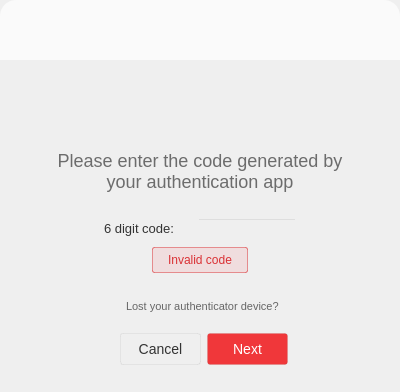
meganz/MEGAsync, file src/MEGASync/gui/macx/GuestWidget.ui: the form before one commit.
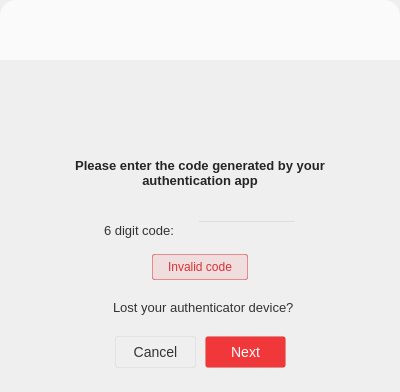
The form after the commit. The open tabs and pages were chosen to show the change. Icons and pictures are not drawn. Custom widgets are drawn as their Qt base class.

Commit message: Revamp layout and minor fixes for macOS

What changed in the file:
```diff
--- a/src/MEGASync/gui/macx/GuestWidget.ui
+++ b/src/MEGASync/gui/macx/GuestWidget.ui
@@ -79,16 +79,17 @@
 
 #lDesc
 {
-  font-family: &quot;Lato&quot;;
-  font-size: 18px;
-  color:rgba(51, 51, 51, 0.7);
+  color: rgba(0,0,0,0.85);
+  font-family: &quot;SF UI Text&quot;;
+  font-size: 13px;
+  font-weight: 500;
 }
 
 #lCode
 {
-    color: #333333;
-        font-family: &quot;Lato&quot;;
-        font-size: 13px;
+  color: #333333;
+  font-family: &quot;SF UI Text&quot;;
+  font-size: 13px;
 }
 
 #lDescLogin
@@ -122,9 +123,9 @@
 
 #lLostAuthCode
 {
-    color: #666666;
-        font-family: &quot;Lato&quot;;
-        font-size: 11px;
+  color: #333333;
+  font-family: &quot;SF UI Text&quot;;
+  font-size: 13px;
 }
 
 #bLogin::focus, #bCancel::focus, #bLogin::default
@@ -259,7 +260,7 @@
 </string>
      </property>
      <property name="currentIndex">
-      <number>0</number>
+      <number>5</number>
      </property>
      <widget class="QWidget" name="pLogin">
       <property name="minimumSize">
@@ -2093,6 +2094,39 @@
 image: none;</string>
       </property>
       <layout class="QVBoxLayout" name="verticalLayout_16">
+       <property name="spacing">
+        <number>15</number>
+       </property>
+       <property name="leftMargin">
+        <number>0</number>
+       </property>
+       <property name="topMargin">
+        <number>0</number>
+       </property>
+       <property name="rightMargin">
+        <number>0</number>
+       </property>
+       <property name="bottomMargin">
+        <number>0</number>
+       </property>
+       <item>
+        <widget class="QWidget" name="wUpperHeader" native="true">
+         <layout class="QVBoxLayout" name="verticalLayout_19">
+          <property name="spacing">
+           <number>36</number>
+          </property>
+          <property name="leftMargin">
+           <number>0</number>
+          </property>
+          <property name="topMargin">
+           <number>0</number>
+          </property>
+          <property name="rightMargin">
+           <number>0</number>
+          </property>
+          <property name="bottomMargin">
+           <number>0</number>
+          </property>
        <item>
         <widget class="QWidget" name="wHeader" native="true">
          <property name="styleSheet">
@@ -2103,7 +2137,7 @@
            <number>0</number>
           </property>
           <property name="topMargin">
-           <number>0</number>
+              <number>2</number>
           </property>
           <property name="rightMargin">
            <number>0</number>
@@ -2173,19 +2207,6 @@
          </layout>
         </widget>
        </item>
-       <item>
-        <spacer name="verticalSpacer_7">
-         <property name="orientation">
-          <enum>Qt::Vertical</enum>
-         </property>
-         <property name="sizeHint" stdset="0">
-          <size>
-           <width>20</width>
-           <height>40</height>
-          </size>
-         </property>
-        </spacer>
-       </item>
        <item>
         <widget class="QWidget" name="wDesc" native="true">
          <layout class="QHBoxLayout" name="horizontalLayout_3">
@@ -2206,6 +2227,9 @@
           </property>
           <item>
            <widget class="QLabel" name="lDesc">
+               <property name="styleSheet">
+                <string notr="true"/>
+               </property>
             <property name="text">
              <string>Please enter the code generated by your authentication app</string>
             </property>
@@ -2220,37 +2244,27 @@
          </layout>
         </widget>
        </item>
+         </layout>
+        </widget>
+       </item>
        <item>
         <widget class="QWidget" name="w2FACode" native="true">
          <layout class="QVBoxLayout" name="verticalLayout">
           <property name="spacing">
-           <number>9</number>
+           <number>14</number>
           </property>
           <property name="leftMargin">
            <number>0</number>
           </property>
           <property name="topMargin">
-           <number>4</number>
+           <number>15</number>
           </property>
           <property name="rightMargin">
            <number>0</number>
           </property>
           <property name="bottomMargin">
-           <number>3</number>
+           <number>0</number>
           </property>
-          <item>
-           <spacer name="verticalSpacer_5">
-            <property name="orientation">
-             <enum>Qt::Vertical</enum>
-            </property>
-            <property name="sizeHint" stdset="0">
-             <size>
-              <width>20</width>
-              <height>40</height>
-             </size>
-            </property>
-           </spacer>
-          </item>
           <item>
            <widget class="QWidget" name="wCode" native="true">
             <property name="minimumSize">
@@ -2439,20 +2453,26 @@
         </widget>
        </item>
        <item>
-        <spacer name="verticalSpacer_3">
-         <property name="orientation">
-          <enum>Qt::Vertical</enum>
-         </property>
-         <property name="sizeHint" stdset="0">
+        <widget class="QWidget" name="wLostAuthDevice" native="true">
+         <property name="minimumSize">
           <size>
-           <width>20</width>
-           <height>40</height>
+           <width>0</width>
+           <height>0</height>
           </size>
          </property>
-        </spacer>
-       </item>
-       <item>
-        <layout class="QHBoxLayout" name="horizontalLayout_13">
+         <layout class="QHBoxLayout" name="horizontalLayout_14">
+          <property name="leftMargin">
+           <number>0</number>
+          </property>
+          <property name="topMargin">
+           <number>0</number>
+          </property>
+          <property name="rightMargin">
+           <number>0</number>
+          </property>
+          <property name="bottomMargin">
+           <number>0</number>
+          </property>
          <item>
           <spacer name="horizontalSpacer_21">
            <property name="orientation">
@@ -2467,16 +2487,16 @@
           </spacer>
          </item>
          <item>
-          <widget class="QPushButton" name="wHelp">
+           <widget class="CocoaHelpButton" name="wHelp" native="true">
            <property name="minimumSize">
             <size>
-             <width>0</width>
+              <width>20</width>
              <height>0</height>
             </size>
            </property>
            <property name="maximumSize">
             <size>
-             <width>16777215</width>
+              <width>20</width>
              <height>16777215</height>
             </size>
            </property>
@@ -2484,17 +2504,13 @@
             <string notr="true">border: none;
    </string>
            </property>
-           <property name="text">
+            <property name="text" stdset="0">
             <string notr="true"/>
            </property>
-           <property name="icon">
-            <iconset resource="../Resources_linux.qrc">
-             <normaloff>:/images/help_ico.png</normaloff>:/images/help_ico.png</iconset>
-           </property>
-           <property name="iconSize">
+            <property name="iconSize" stdset="0">
             <size>
-             <width>24</width>
-             <height>24</height>
+              <width>-1</width>
+              <height>-1</height>
             </size>
            </property>
           </widget>
@@ -2509,7 +2525,7 @@
            </property>
            <property name="minimumSize">
             <size>
-             <width>187</width>
+              <width>200</width>
              <height>0</height>
             </size>
            </property>
@@ -2537,7 +2553,7 @@
           </widget>
          </item>
          <item>
-          <spacer name="horizontalSpacer_16">
+           <spacer name="horizontalSpacer_22">
            <property name="orientation">
             <enum>Qt::Horizontal</enum>
            </property>
@@ -2550,36 +2566,37 @@
           </spacer>
          </item>
         </layout>
+        </widget>
        </item>
        <item>
         <widget class="QWidget" name="bLayout" native="true">
          <property name="minimumSize">
           <size>
            <width>0</width>
-           <height>60</height>
+           <height>22</height>
           </size>
          </property>
          <property name="maximumSize">
           <size>
            <width>16777215</width>
-           <height>60</height>
+           <height>16777215</height>
           </size>
          </property>
          <layout class="QHBoxLayout" name="horizontalLayout_2">
           <property name="spacing">
-           <number>6</number>
+           <number>9</number>
           </property>
           <property name="leftMargin">
-           <number>32</number>
+           <number>24</number>
           </property>
           <property name="topMargin">
-           <number>10</number>
+           <number>0</number>
           </property>
           <property name="rightMargin">
            <number>24</number>
           </property>
           <property name="bottomMargin">
-           <number>18</number>
+           <number>24</number>
           </property>
           <item>
            <spacer name="horizontalSpacer">
@@ -2599,7 +2616,7 @@
             <property name="minimumSize">
              <size>
               <width>81</width>
-              <height>22</height>
+              <height>32</height>
              </size>
             </property>
             <property name="cursor">
@@ -2629,7 +2646,7 @@
             <property name="minimumSize">
              <size>
               <width>81</width>
-              <height>22</height>
+              <height>32</height>
              </size>
             </property>
             <property name="cursor">
@@ -2681,6 +2698,14 @@
    </item>
   </layout>
  </widget>
+ <customwidgets>
+  <customwidget>
+   <class>CocoaHelpButton</class>
+   <extends>QWidget</extends>
+   <header location="global">CocoaHelpButton.h</header>
+   <container>1</container>
+  </customwidget>
+ </customwidgets>
  <tabstops>
   <tabstop>lEmail</tabstop>
   <tabstop>lPassword</tabstop>
```
Lines whose indentation alone changed are shown as unchanged.
